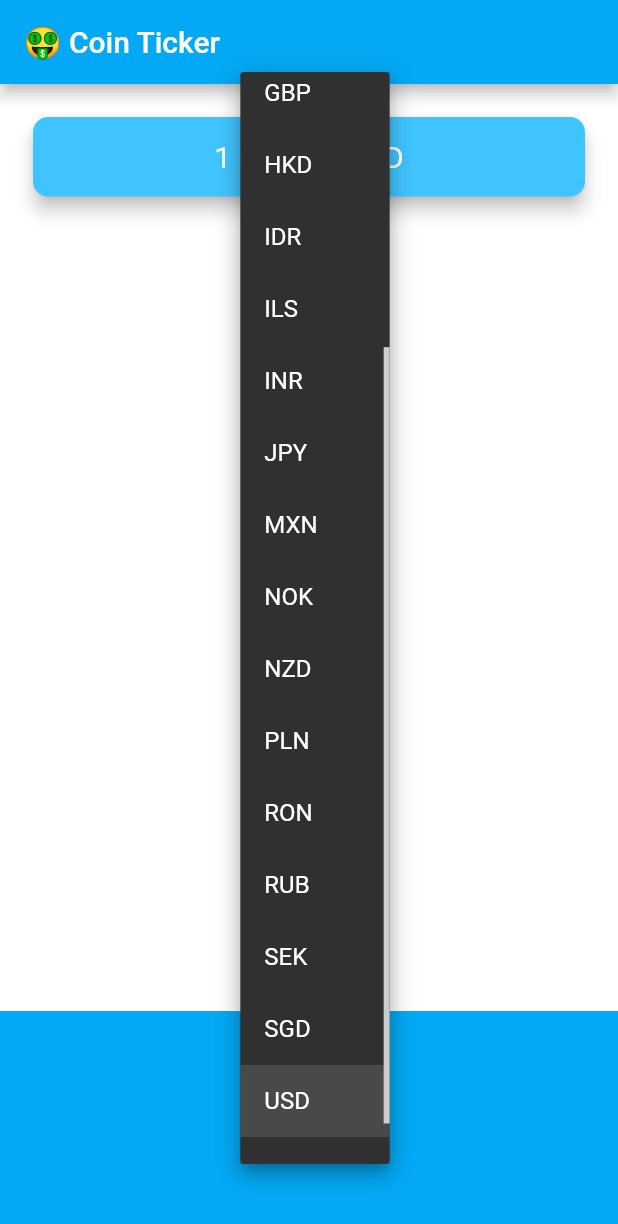
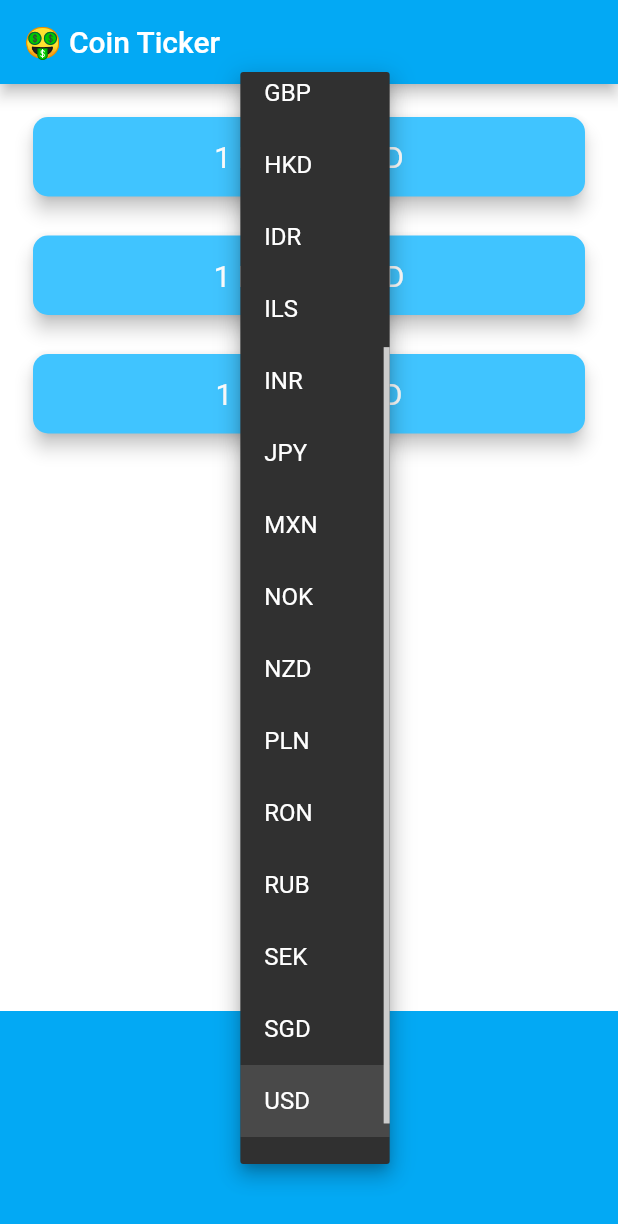
Before and after one commit to Aspabac/bitcoin_flutter, a Flutter app: the screen it shows after launch, after a tap on "USD", on a phone screen of 412 x 824 dp. Shown: the top 1224 px of the screen. Run offline on Flutter 3.47's test engine with Material 2 defaults, Android fonts, the phone set to English and light mode, and no system bars; network calls fail.

Commit message:
ive made all app functionality

```diff
--- a/lib/coin_data.dart
+++ b/lib/coin_data.dart
@@ -28,25 +28,29 @@ const List<String> currenciesList = [
 const List<String> cryptoList = [
   'BTC',
   'ETH',
-  'LTC',
+  'LSK',
 ];
 
 const coinAPIURL = 'https://rest.coinapi.io/v1/exchangerate';
 const apiKey = '98BBEDC5-B8D0-4864-851B-75E9F0AB0B69';
 
 class CoinData {
-  //TODO: Create your getCoinData() method here.
+
   Future<dynamic> getCoinData(String selectedCurrency) async {
+    Map<String,String> cryptoPrices = {};
 
-    String requestURL = '$coinAPIURL/BTC/$selectedCurrency?apikey=$apiKey';
+    for (String crypto in cryptoList){
+      String requestURL = '$coinAPIURL/$crypto/$selectedCurrency?apikey=$apiKey';
       http.Response response = await http.get(requestURL);
       if(response.statusCode == 200 ) {
         var decodeData =  jsonDecode(response.body);
-      var lastPrice = decodeData['rate'];
-      return lastPrice;
+        double lastPrice = decodeData['rate'];
+        cryptoPrices[crypto] = lastPrice.toStringAsFixed(0);
       } else {
         print(response.statusCode);
         throw 'Problem with the get request';
       }
     }
+    return cryptoPrices;
   }
+}
--- /dev/null
+++ b/lib/crypto_card.dart
@@ -0,0 +1,37 @@
+import 'package:flutter/material.dart';
+
+class CryptoCard extends StatelessWidget {
+  const CryptoCard({
+    this.selectedCurrency,
+    this.value,
+    this.cryptoCurrency,});
+
+  final String value;
+  final String selectedCurrency;
+  final String cryptoCurrency;
+
+  @override
+  Widget build(BuildContext context) {
+    return Padding(
+      padding: EdgeInsets.fromLTRB(18.0, 18.0, 18.0, 0),
+      child: Card(
+        color: Colors.lightBlueAccent,
+        elevation: 5.0,
+        shape: RoundedRectangleBorder(
+          borderRadius: BorderRadius.circular(10.0),
+        ),
+        child: Padding(
+          padding: EdgeInsets.symmetric(vertical: 15.0, horizontal: 28.0),
+          child: Text(
+            '1 $cryptoCurrency = $value $selectedCurrency',
+            textAlign: TextAlign.center,
+            style: TextStyle(
+              fontSize: 20.0,
+              color: Colors.white,
+            ),
+          ),
+        ),
+      ),
+    );
+  }
+}
--- a/lib/price_screen.dart
+++ b/lib/price_screen.dart
@@ -1,4 +1,5 @@
 import 'package:bitcoin_flutter/coin_data.dart';
+import 'package:bitcoin_flutter/crypto_card.dart';
 import 'package:flutter/cupertino.dart';
 import 'package:flutter/material.dart';
 import 'dart:io' show Platform;
@@ -50,13 +51,16 @@ class _PriceScreenState extends State<PriceScreen> {
     );
   }
 
-  String bitcoinValueInUSD = '?';
+  Map<String,String> coinValues = {};
+  bool isWaiting = false;
 
   void getData() async {
+    isWaiting = true;
     try{
-      double data = await CoinData().getCoinData(selectedCurrency);
+      var data = await CoinData().getCoinData(selectedCurrency);
+      isWaiting = false;
       setState(() {
-        bitcoinValueInUSD = data.toStringAsFixed(0);
+        coinValues = data;
       });
     }catch(e){
       print(e);
@@ -79,26 +83,25 @@ class _PriceScreenState extends State<PriceScreen> {
         mainAxisAlignment: MainAxisAlignment.spaceBetween,
         crossAxisAlignment: CrossAxisAlignment.stretch,
         children: <Widget>[
-          Padding(
-            padding: EdgeInsets.fromLTRB(18.0, 18.0, 18.0, 0),
-            child: Card(
-              color: Colors.lightBlueAccent,
-              elevation: 5.0,
-              shape: RoundedRectangleBorder(
-                borderRadius: BorderRadius.circular(10.0),
+          Column(
+            crossAxisAlignment: CrossAxisAlignment.stretch,
+            children: [
+              CryptoCard(
+                cryptoCurrency: 'BTC',
+                selectedCurrency: selectedCurrency,
+                value: isWaiting ? '?': coinValues['BTC'],
               ),
-              child: Padding(
-                padding: EdgeInsets.symmetric(vertical: 15.0, horizontal: 28.0),
-                child: Text(
-                  '1 BTC = $bitcoinValueInUSD $selectedCurrency',
-                  textAlign: TextAlign.center,
-                  style: TextStyle(
-                    fontSize: 20.0,
-                    color: Colors.white,
-                  ),
-                ),
+              CryptoCard(
+                cryptoCurrency: 'ETH',
+                selectedCurrency: selectedCurrency,
+                value: isWaiting ? '?' : coinValues['ETH'],
               ),
-            ),
+              CryptoCard(
+                cryptoCurrency: 'LSK',
+                selectedCurrency: selectedCurrency,
+                value: isWaiting ? '?' : coinValues['LSK'],
+              ),
+            ],
           ),
           Container(
               height: 150.0,
```
Lines whose indentation alone changed are shown as unchanged.
